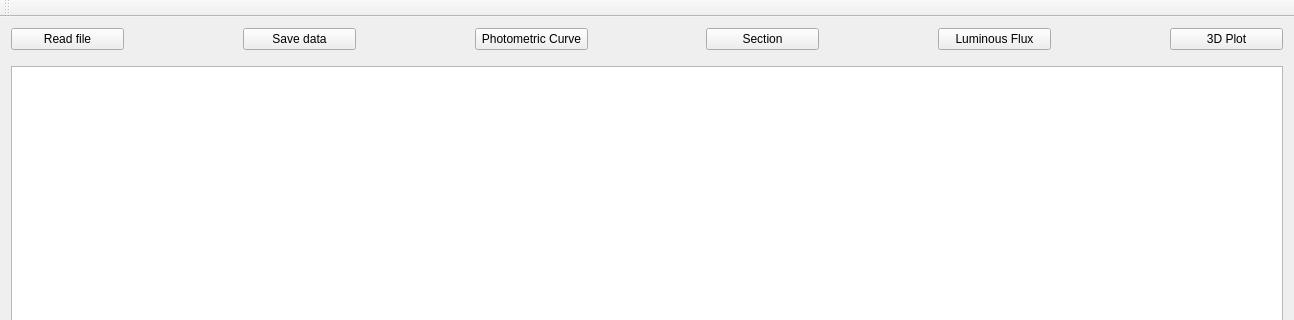
First picture: the form in mainwindow.ui, repository wszechmogacy/photometric-curves, before the edit; both pictures show x 0 to 1294 and y 0 to 320 of the 1294 by 583 pixel window.
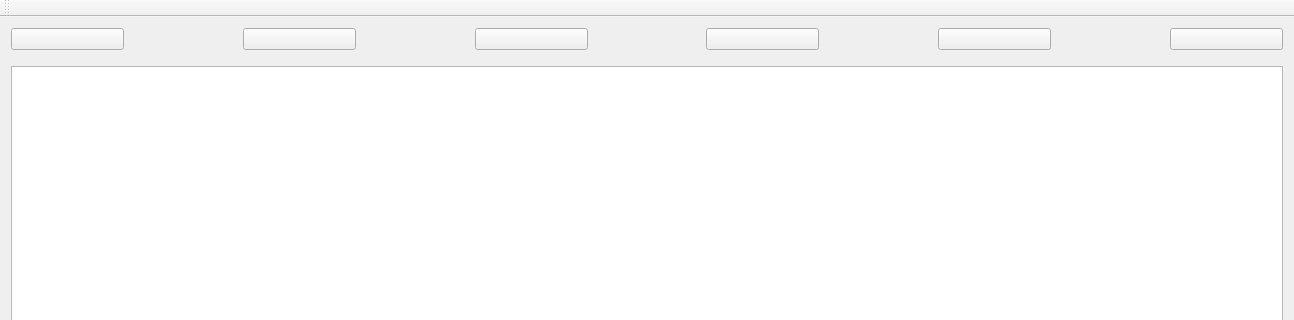
Second picture: the form after the edit.

Commit message: localizing main-window

```diff
--- a/mainwindow.ui
+++ b/mainwindow.ui
@@ -34,7 +34,7 @@
            </sizepolicy>
           </property>
           <property name="text">
-           <string>Read file</string>
+           <string/>
           </property>
          </widget>
         </item>
@@ -60,7 +60,7 @@
            </sizepolicy>
           </property>
           <property name="text">
-           <string>Save data</string>
+           <string/>
           </property>
          </widget>
         </item>
@@ -86,7 +86,7 @@
            </sizepolicy>
           </property>
           <property name="text">
-           <string>Photometric Curve</string>
+           <string/>
           </property>
          </widget>
         </item>
@@ -115,7 +115,7 @@
            </sizepolicy>
           </property>
           <property name="text">
-           <string>Section</string>
+           <string/>
           </property>
          </widget>
         </item>
@@ -144,7 +144,7 @@
            </sizepolicy>
           </property>
           <property name="text">
-           <string>Luminous Flux</string>
+           <string/>
           </property>
          </widget>
         </item>
@@ -173,7 +173,7 @@
            </sizepolicy>
           </property>
           <property name="text">
-           <string>3D Plot</string>
+           <string/>
           </property>
          </widget>
         </item>
```
The commit also changes 1 other file.
